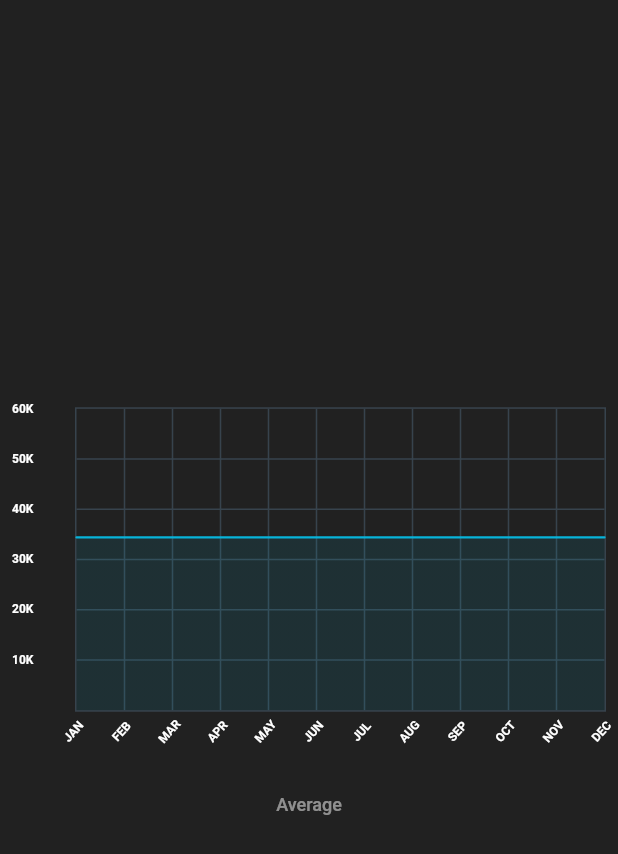
After one commit to nirmal-mazhuvanpilly/flutter-custom-widgets, a Flutter app: the ChartScreen screen opened directly, after a tap on "Average", on a phone screen of 412 x 824 dp. The commit adds this screen. Shown: the top 854 px of the screen. Run offline on Flutter 3.47's test engine with Material 2 defaults, Android fonts, the phone set to English and light mode, and no system bars; drawn by our look-alikes of fl_chart; our stand-ins replace cached_network_image, flutter_linkify, lottie, syncfusion_flutter_gauges.

Commit message:
Chart Screen

```diff
--- /dev/null
+++ b/lib/chart/chart_screen.dart
@@ -0,0 +1,338 @@
+import 'dart:math';
+
+import 'package:fl_chart/fl_chart.dart';
+import 'package:flutter/material.dart';
+
+class ChartScreen extends StatefulWidget {
+  const ChartScreen({super.key});
+
+  @override
+  State<ChartScreen> createState() => _ChartScreenState();
+}
+
+class _ChartScreenState extends State<ChartScreen> {
+  List<Color> gradientColors = [
+    Colors.cyan,
+    Colors.blue,
+  ];
+
+  bool showAvg = false;
+
+  @override
+  Widget build(BuildContext context) {
+    return SafeArea(
+      child: Scaffold(
+        backgroundColor: Colors.grey.shade900,
+        body: Center(
+          child: Column(
+            mainAxisAlignment: MainAxisAlignment.center,
+            children: <Widget>[
+              Padding(
+                padding: const EdgeInsets.all(8.0),
+                child: AspectRatio(
+                  aspectRatio: 1.70,
+                  child: LineChart(
+                    showAvg ? avgData() : mainData(),
+                  ),
+                ),
+              ),
+              TextButton(
+                onPressed: () {
+                  setState(() {
+                    showAvg = !showAvg;
+                  });
+                },
+                child: Text(
+                  'Average',
+                  style: TextStyle(
+                    fontSize: 12,
+                    color:
+                        showAvg ? Colors.white.withOpacity(0.5) : Colors.white,
+                  ),
+                ),
+              ),
+            ],
+          ),
+        ),
+      ),
+    );
+  }
+
+  Widget bottomTitleWidgets(double value, TitleMeta meta) {
+    const style = TextStyle(
+      color: Colors.white,
+      fontWeight: FontWeight.bold,
+      fontSize: 8,
+    );
+    Widget text;
+    switch (value.toInt()) {
+      case 0:
+        text = const Text('JAN', style: style);
+        break;
+      case 1:
+        text = const Text('FEB', style: style);
+        break;
+      case 2:
+        text = const Text('MAR', style: style);
+        break;
+      case 3:
+        text = const Text('APR', style: style);
+        break;
+      case 4:
+        text = const Text('MAY', style: style);
+        break;
+      case 5:
+        text = const Text('JUN', style: style);
+        break;
+      case 6:
+        text = const Text('JUL', style: style);
+        break;
+
+      case 7:
+        text = const Text('AUG', style: style);
+        break;
+      case 8:
+        text = const Text('SEP', style: style);
+        break;
+      case 9:
+        text = const Text('OCT', style: style);
+        break;
+      case 10:
+        text = const Text('NOV', style: style);
+        break;
+      case 11:
+        text = const Text('DEC', style: style);
+        break;
+      default:
+        text = const Text('', style: style);
+        break;
+    }
+
+    return SideTitleWidget(
+      axisSide: meta.axisSide,
+      angle: 312 * (pi / 180),
+      child: text,
+    );
+  }
+
+  Widget leftTitleWidgets(double value, TitleMeta meta) {
+    const style = TextStyle(
+      color: Colors.white,
+      fontWeight: FontWeight.bold,
+      fontSize: 8,
+    );
+    String text;
+    switch (value.toInt()) {
+      case 1:
+        text = '10K';
+        break;
+      case 2:
+        text = '20K';
+        break;
+      case 3:
+        text = '30K';
+        break;
+      case 4:
+        text = '40K';
+        break;
+      case 5:
+        text = '50K';
+        break;
+      case 6:
+        text = '60K';
+        break;
+      default:
+        return Container();
+    }
+
+    return Text(text, style: style, textAlign: TextAlign.left);
+  }
+
+  LineChartData mainData() {
+    return LineChartData(
+      gridData: FlGridData(
+        show: true,
+        drawVerticalLine: true,
+        horizontalInterval: 1,
+        verticalInterval: 1,
+        getDrawingHorizontalLine: (value) {
+          return FlLine(
+            color: const Color(0xff37434d),
+            strokeWidth: 1,
+          );
+        },
+        getDrawingVerticalLine: (value) {
+          return FlLine(
+            color: const Color(0xff37434d),
+            strokeWidth: 1,
+          );
+        },
+      ),
+      titlesData: FlTitlesData(
+        show: true,
+        rightTitles: AxisTitles(
+          sideTitles: SideTitles(showTitles: false),
+        ),
+        topTitles: AxisTitles(
+          sideTitles: SideTitles(showTitles: false),
+        ),
+        bottomTitles: AxisTitles(
+          sideTitles: SideTitles(
+            showTitles: true,
+            reservedSize: 30,
+            interval: 1,
+            getTitlesWidget: bottomTitleWidgets,
+          ),
+        ),
+        leftTitles: AxisTitles(
+          sideTitles: SideTitles(
+            showTitles: true,
+            interval: 1,
+            getTitlesWidget: leftTitleWidgets,
+            reservedSize: 42,
+          ),
+        ),
+      ),
+      borderData: FlBorderData(
+        show: true,
+        border: Border.all(color: const Color(0xff37434d)),
+      ),
+      minX: 0,
+      maxX: 11,
+      minY: 0,
+      maxY: 6,
+      lineBarsData: [
+        LineChartBarData(
+          spots: const [
+            FlSpot(0, 3),
+            FlSpot(1, 2),
+            FlSpot(2, 5),
+            FlSpot(3, 3.1),
+            FlSpot(4, 4),
+            FlSpot(5, 2.6),
+            FlSpot(6, 3),
+            FlSpot(7, 4.8),
+            FlSpot(8, 3),
+            FlSpot(9, 4),
+            FlSpot(10, 3),
+            FlSpot(11, 3.8),
+          ],
+          isCurved: true,
+          gradient: LinearGradient(
+            colors: gradientColors,
+          ),
+          barWidth: 1.5,
+          isStrokeCapRound: true,
+          dotData: FlDotData(
+            show: false,
+          ),
+          belowBarData: BarAreaData(
+            show: true,
+            gradient: LinearGradient(
+              colors: gradientColors
+                  .map((color) => color.withOpacity(0.5))
+                  .toList(),
+            ),
+          ),
+        ),
+      ],
+    );
+  }
+
+  LineChartData avgData() {
+    return LineChartData(
+      lineTouchData: LineTouchData(enabled: false),
+      gridData: FlGridData(
+        show: true,
+        drawHorizontalLine: true,
+        verticalInterval: 1,
+        horizontalInterval: 1,
+        getDrawingVerticalLine: (value) {
+          return FlLine(
+            color: const Color(0xff37434d),
+            strokeWidth: 1,
+          );
+        },
+        getDrawingHorizontalLine: (value) {
+          return FlLine(
+            color: const Color(0xff37434d),
+            strokeWidth: 1,
+          );
+        },
+      ),
+      titlesData: FlTitlesData(
+        show: true,
+        bottomTitles: AxisTitles(
+          sideTitles: SideTitles(
+            showTitles: true,
+            reservedSize: 30,
+            getTitlesWidget: bottomTitleWidgets,
+            interval: 1,
+          ),
+        ),
+        leftTitles: AxisTitles(
+          sideTitles: SideTitles(
+            showTitles: true,
+            getTitlesWidget: leftTitleWidgets,
+            reservedSize: 42,
+            interval: 1,
+          ),
+        ),
+        topTitles: AxisTitles(
+          sideTitles: SideTitles(showTitles: false),
+        ),
+        rightTitles: AxisTitles(
+          sideTitles: SideTitles(showTitles: false),
+        ),
+      ),
+      borderData: FlBorderData(
+        show: true,
+        border: Border.all(color: const Color(0xff37434d)),
+      ),
+      minX: 0,
+      maxX: 11,
+      minY: 0,
+      maxY: 6,
+      lineBarsData: [
+        LineChartBarData(
+          spots: const [
+            FlSpot(0, 3.44),
+            FlSpot(2.6, 3.44),
+            FlSpot(4.9, 3.44),
+            FlSpot(6.8, 3.44),
+            FlSpot(8, 3.44),
+            FlSpot(9.5, 3.44),
+            FlSpot(11, 3.44),
+          ],
+          isCurved: true,
+          gradient: LinearGradient(
+            colors: [
+              ColorTween(begin: gradientColors[0], end: gradientColors[1])
+                  .lerp(0.2)!,
+              ColorTween(begin: gradientColors[0], end: gradientColors[1])
+                  .lerp(0.2)!,
+            ],
+          ),
+          barWidth: 1.5,
+          isStrokeCapRound: true,
+          dotData: FlDotData(
+            show: false,
+          ),
+          belowBarData: BarAreaData(
+            show: true,
+            gradient: LinearGradient(
+              colors: [
+                ColorTween(begin: gradientColors[0], end: gradientColors[1])
+                    .lerp(0.2)!
+                    .withOpacity(0.1),
+                ColorTween(begin: gradientColors[0], end: gradientColors[1])
+                    .lerp(0.2)!
+                    .withOpacity(0.1),
+              ],
+            ),
+          ),
+        ),
+      ],
+    );
+  }
+}
--- a/lib/custom_grid/nft_details.dart
+++ b/lib/custom_grid/nft_details.dart
@@ -292,6 +292,7 @@ class NftDetails extends StatelessWidget {
                   child: ListView.separated(
                     scrollDirection: Axis.horizontal,
                     itemCount: 10,
+                    padding: const EdgeInsets.symmetric(horizontal: 18),
                     itemBuilder: (context, index) {
                       return Material(
                         color: Colors.transparent,
--- a/lib/main.dart
+++ b/lib/main.dart
@@ -1,4 +1,5 @@
 import 'package:flutter/material.dart';
+import 'package:limoverse_widgets/chart/chart_screen.dart';
 import 'package:limoverse_widgets/community/community_page.dart';
 import 'package:limoverse_widgets/custom_grid/custom_grid_view.dart';
 import 'package:limoverse_widgets/custom_track_shape.dart';
@@ -177,6 +178,13 @@ class _HomeState extends State<Home> {
                       builder: (context) => const CustomGridView()));
                 },
                 child: const Text("Custom Grid View")),
+            const HeightWidget(height: 10),
+            TextButton(
+                onPressed: () async {
+                  Navigator.of(context).push(MaterialPageRoute(
+                      builder: (context) => const ChartScreen()));
+                },
+                child: const Text("Flutter Chart")),
           ],
         ),
       ),
--- a/pubspec.yaml
+++ b/pubspec.yaml
@@ -39,6 +39,7 @@ dependencies:
   lottie: ^2.3.2
   cached_network_image: ^3.2.3
   syncfusion_flutter_gauges: ^22.1.39
+  fl_chart: ^0.62.0
 
 dev_dependencies:
   flutter_test:
```
Also changed, not shown: pubspec.lock.
